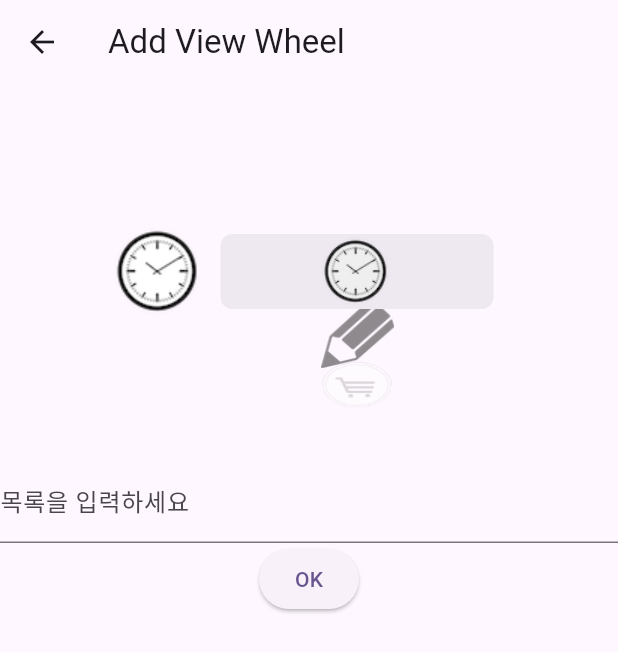
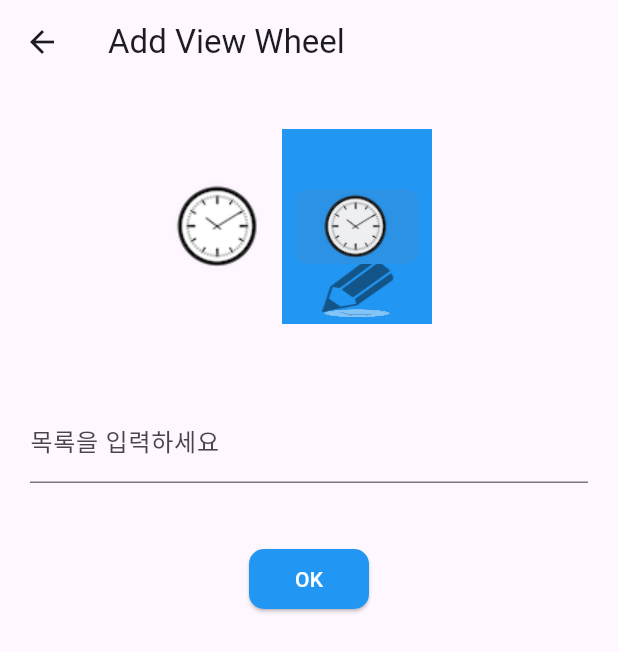
Before and after one commit to EunmiJang247/dart-study, a Flutter app: the TableListWheelListInsert screen opened by its route, on a phone screen of 412 x 824 dp. Shown: the top 652 px of the screen. Run offline on Flutter 3.47's test engine with Material 3 defaults, Android fonts, the phone set to English and light mode, and no system bars; missing offline and left inert: simple_gesture_detector.

Commit message:
add-padding

```diff
--- a/lib/view/day_09example6_wheelPract_insert.dart
+++ b/lib/view/day_09example6_wheelPract_insert.dart
@@ -38,15 +38,21 @@ class _TableListWheelListInsertState extends State<TableListWheelListInsert> {
   @override
   Widget build(BuildContext context) {
     return Scaffold(
-        appBar: AppBar(title: Text('Add View Wheel')),
+        appBar: AppBar(title: const Text('Add View Wheel')),
         body: Column(
           children: [
+            Padding(
+              padding: const EdgeInsets.all(20.0),
+              child:
                   Row(mainAxisAlignment: MainAxisAlignment.center, children: [
                 Image.asset('images/${_imageName[_selectedItem]}'),
                 SizedBox(
-                width: 200,
-                height: 250,
+                  width: 120,
+                  height: 150,
+                  child: Padding(
+                    padding: const EdgeInsets.all(10.0),
                     child: CupertinoPicker(
+                        backgroundColor: Colors.blue,
                         itemExtent: 50,
                         scrollController:
                             FixedExtentScrollController(initialItem: 0),
@@ -63,20 +69,38 @@ class _TableListWheelListInsertState extends State<TableListWheelListInsert> {
                                   ),
                                 ))),
                   ),
+                ),
               ]),
-            TextField(
+            ),
+            Padding(
+              padding: const EdgeInsets.all(20.0),
+              child: TextField(
                 controller: textEditingController,
                 decoration: const InputDecoration(labelText: '목록을 입력하세요'),
                 keyboardType: TextInputType.text,
               ),
-            ElevatedButton(
+            ),
+            Padding(
+              padding: const EdgeInsets.fromLTRB(0, 20, 0, 0),
+              child: ElevatedButton(
                 onPressed: () {
                   if (textEditingController.text.trim().isNotEmpty) {
                     addList();
                   }
                   Navigator.pop(context);
                 },
-                child: const Text('OK'))
+                child: const Text('OK'),
+                style: ElevatedButton.styleFrom(
+                    minimumSize: Size(80, 40),
+                    foregroundColor: Colors.white,
+                    backgroundColor: Colors.blue,
+                    shape: RoundedRectangleBorder(
+                      borderRadius: BorderRadius.circular(10),
+                    )
+                    //모양바꾸기
+                    ),
+              ),
+            )
           ],
         ));
   }
```
Lines whose indentation alone changed are shown as unchanged.
